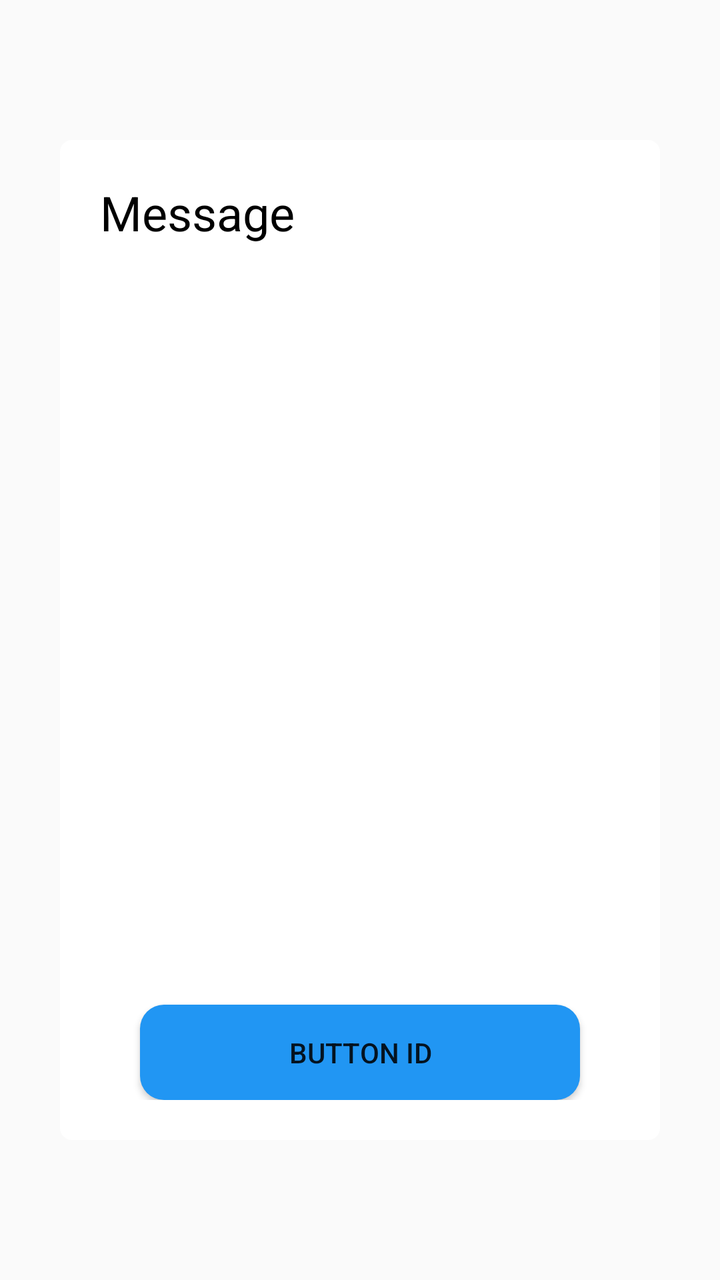
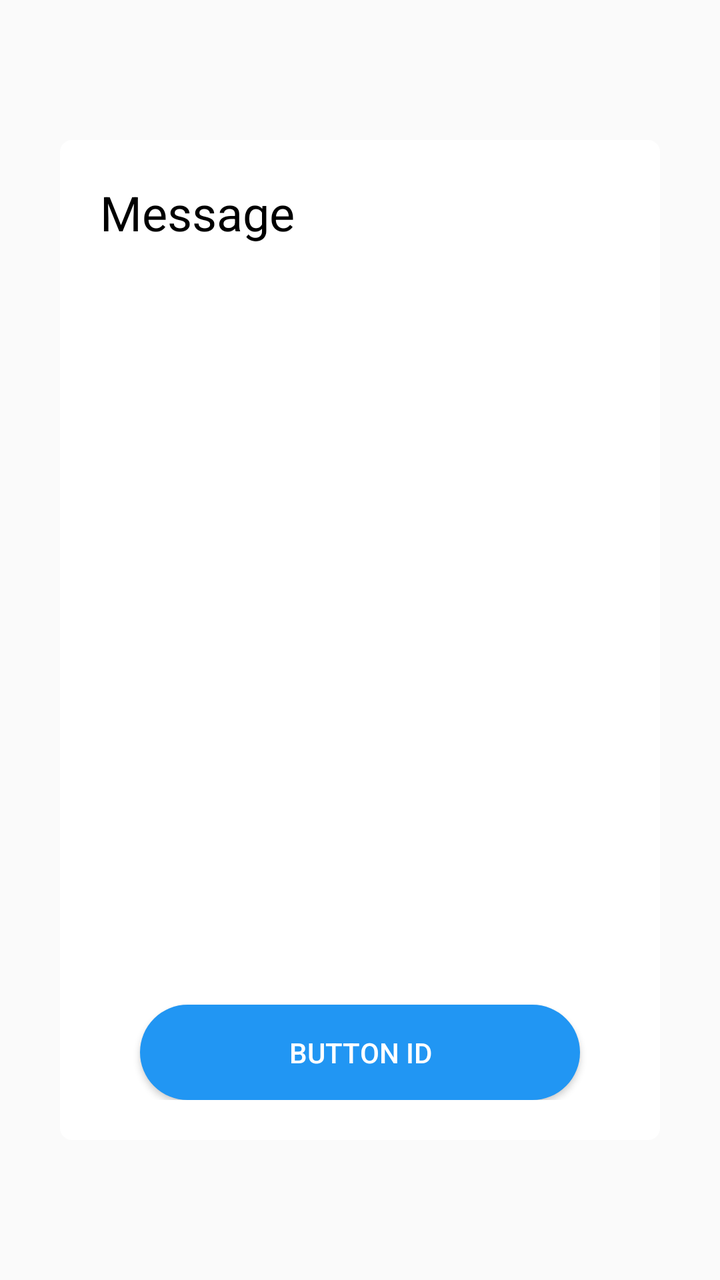

Two renders of the same Android screen: before a commit and after it. Below are the layout's source before the change and the commit's diff.
<!-- AndroidManifest.xml: application theme Theme.RoomEqualizer -->
<!-- res/layout/popup_layout2.xml -->
<?xml version="1.0" encoding="utf-8"?>
<LinearLayout xmlns:android="http://schemas.android.com/apk/res/android"
    xmlns:app="http://schemas.android.com/apk/res-auto"
    android:layout_width="match_parent"
    android:layout_height="match_parent"
    android:gravity="center"
    android:orientation="vertical">

    <LinearLayout
        android:id="@+id/background"
        android:layout_width="300dp"
        android:layout_height="500dp"
        android:background="@drawable/bg_popup_white"
        android:orientation="vertical"
        android:padding="20dp">

        <LinearLayout
            android:layout_width="match_parent"
            android:layout_height="0dp"
            android:layout_weight="7"
            android:orientation="horizontal">

            <TextView
                android:id="@+id/tvMessage"
                android:layout_width="match_parent"
                android:layout_height="wrap_content"
                android:text="Message"
                android:textColor="@color/black"
                android:textSize="24sp" />
        </LinearLayout>

        <LinearLayout
            android:layout_width="match_parent"
            android:layout_height="0dp"
            android:layout_weight="1"
            android:orientation="vertical">

            <android.widget.Button
                android:id="@+id/btnButtonID"
                android:layout_width="match_parent"
                android:layout_height="0dp"
                android:layout_marginLeft="20dp"
                android:layout_marginTop="10dp"
                android:layout_marginRight="20dp"
                android:layout_weight="1"
                android:background="@drawable/bg_button"
                android:text="Button ID" />
        </LinearLayout>

    </LinearLayout>

</LinearLayout>
<!-- resources referenced by this layout -->
<resources>
  <color name="black">#FF000000</color>
  <!-- drawable bg_button (drawable) -->
  <?xml version="1.0" encoding="utf-8"?>
  <selector xmlns:android="http://schemas.android.com/apk/res/android">
  
      
      <item android:state_pressed="true">
          <shape android:shape="rectangle">
              <solid android:color="#2196F3" /> 
              <corners android:radius="12dp" /> 
          </shape>
      </item>
  
      
      <item>
          <shape android:shape="rectangle">
              <solid android:color="#2196F3" /> 
              <corners android:radius="12dp" /> 
          </shape>
      </item>
  
  </selector>
  <!-- drawable bg_popup_white (drawable) -->
  <?xml version="1.0" encoding="utf-8"?>
  <selector xmlns:android="http://schemas.android.com/apk/res/android">
  
      <item android:state_pressed="true">
          <shape android:shape="rectangle">
              <solid android:color="#FFFFFFFF" /> 
              <corners android:radius="6dp" /> 
          </shape>
      </item>
  
      <item>
          <shape android:shape="rectangle">
              <solid android:color="#FFFFFFFF" /> 
              <corners android:radius="6dp" /> 
          </shape>
      </item>
  
  </selector>
  <style name="Theme.RoomEqualizer" parent="Theme.AppCompat.DayNight.NoActionBar">
          
          <item name="colorPrimary">@color/purple_500</item>
          <item name="colorPrimaryDark">@color/purple_700</item>
          <item name="colorAccent">@color/teal_200</item>
      </style>
  <color name="purple_500">#FF6200EE</color>
  <color name="purple_700">#FF3700B3</color>
  <color name="teal_200">#FF03DAC5</color>
</resources>

<!-- the commit's change to res/layout/popup_layout2.xml (unified diff, before → after) -->
@@ -44,7 +44,8 @@
                 android:layout_marginRight="20dp"
                 android:layout_weight="1"
                 android:background="@drawable/bg_button"
-                android:text="Button ID" />
+                android:text="Button ID"
+                android:textColor="@color/btn_text_color" />
         </LinearLayout>
 
     </LinearLayout>
<!-- resource entries referenced after the edit -->
@@ -1,6 +1,7 @@
 <!-- resources referenced by this layout -->
 <resources>
   <color name="black">#FF000000</color>
+  <color name="btn_text_color">#FFFFFFFF</color>
   <!-- drawable bg_button (drawable) -->
   <?xml version="1.0" encoding="utf-8"?>
   <selector xmlns:android="http://schemas.android.com/apk/res/android">
@@ -9,7 +10,7 @@
       <item android:state_pressed="true">
           <shape android:shape="rectangle">
               <solid android:color="#2196F3" /> 
-              <corners android:radius="12dp" /> 
+              <corners android:radius="24dp" /> 
           </shape>
       </item>
   
@@ -17,7 +18,7 @@
       <item>
           <shape android:shape="rectangle">
               <solid android:color="#2196F3" /> 
-              <corners android:radius="12dp" /> 
+              <corners android:radius="24dp" /> 
           </shape>
       </item>
   
